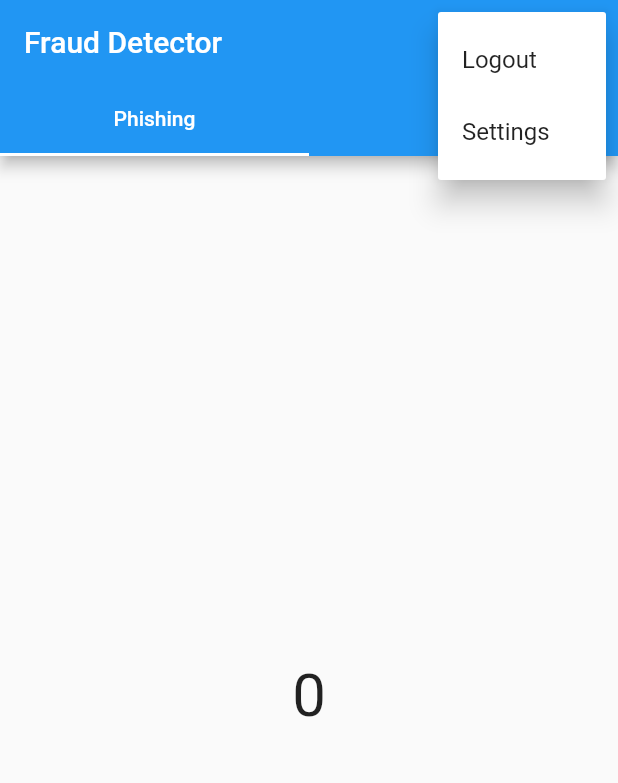
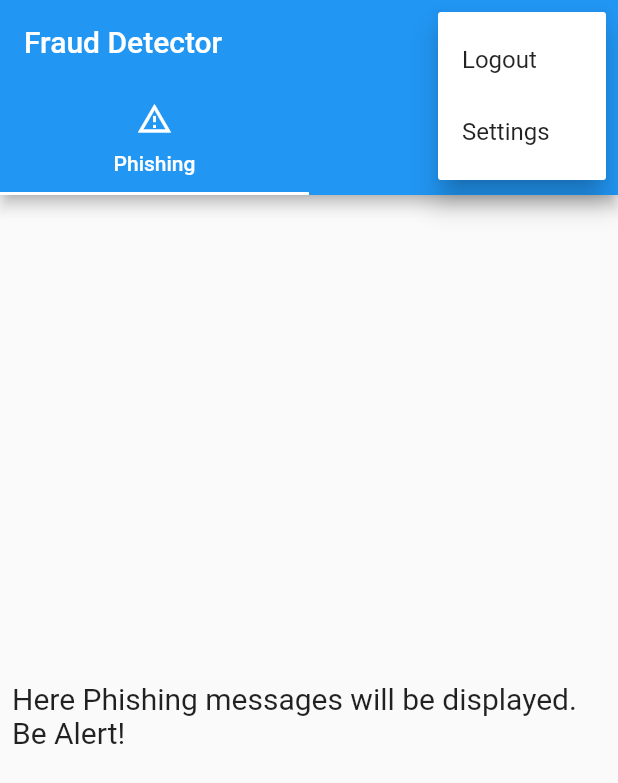
Before and after one commit to palak-11-bansal/fraud_detector, a Flutter app: the screen it shows once a user with an empty profile is signed in, after a tap on the "more vert" icon, on a phone screen of 412 x 824 dp. Shown: the top 783 px of the screen. Run offline on Flutter 3.47's test engine with Material 2 defaults, Android fonts, the phone set to English and light mode, and no system bars; our stand-ins replace cloud_firestore, firebase_auth, fluttertoast, google_sign_in, permission_handler, rxdart; accounts and stored records are empty.

Commit message:
bug fixing

```diff
--- a/lib/LoginScreen.dart
+++ b/lib/LoginScreen.dart
@@ -1,6 +1,6 @@
 import 'package:flutter/cupertino.dart';
 import 'package:flutter/material.dart';
-import 'package:permission_handler/permission_handler.dart';
+
 import 'auth.dart';
 import 'home_screen.dart';
 
@@ -94,27 +94,8 @@ class LoginScreen extends StatelessWidget{
                                     Text('OR',style: new TextStyle(fontSize: 20, color: Colors.black)),
                                     Padding(padding: const EdgeInsets.only(top: 20.0),),
                                     MaterialButton(
-                                      onPressed: () async{  authService.googleSignIn();
-                                      // final PermissionStatus permissionStatus = await _getPermission();
-                                      // if (permissionStatus == PermissionStatus.granted) {
-                                      //   Navigator.push(
-                                      //       context, MaterialPageRoute(builder: (context) => HomeScreen()));
-                                      // } else {
-                                      //   //If permissions have been denied show standard cupertino alert dialog
-                                      //   showDialog(
-                                      //       context: context,
-                                      //       builder: (BuildContext context) => CupertinoAlertDialog(
-                                      //         title: Text('Permissions error'),
-                                      //         content: Text('Please enable contacts access '
-                                      //             'permission in system settings'),
-                                      //         actions: <Widget>[
-                                      //           CupertinoDialogAction(
-                                      //             child: Text('OK'),
-                                      //             onPressed: () => Navigator.of(context).pop(),
-                                      //           )
-                                      //         ],
-                                      //       ));
-                                      // }
+                                      onPressed: () {  authService.googleSignIn();
+
                                       },
                                       color: Colors.white,
                                       elevation: 5.0,
@@ -139,17 +120,5 @@ class LoginScreen extends StatelessWidget{
           }
         });
   }
-//Check contacts permission
-//   Future<PermissionStatus> _getPermission() async {
-//     final PermissionStatus permission = await Permission.contacts.status;
-//     if (permission != PermissionStatus.granted &&
-//         permission != PermissionStatus.denied) {
-//       final Map<Permission, PermissionStatus> permissionStatus =
-//       await [Permission.contacts].request();
-//       return permissionStatus[Permission.contacts] ??
-//           PermissionStatus.undetermined;
-//     } else {
-//       return permission;
-//     }
-//   }
+
 }
--- a/lib/home_screen.dart
+++ b/lib/home_screen.dart
@@ -2,6 +2,7 @@
 
 import 'package:flutter/cupertino.dart';
 import 'package:flutter/material.dart';
+import 'package:fluttertoast/fluttertoast.dart';
 import 'auth.dart';
 import 'package:permission_handler/permission_handler.dart';
 
@@ -31,15 +32,23 @@ class _TabBarDemoState extends State<TabBarDemo>
   int _selectedIndex = 0;
 
   List<Widget> list = [
-    Tab(text: "Phishing"),
-    Tab(text: "Safe"),
+    Tab(text: "Phishing", icon:  new Icon(Icons.warning_amber_outlined)),
+    Tab(text: "Safe", icon:  new Icon(Icons.assignment_turned_in_outlined)),
   ];
 
   @override
   void initState() {
     // TODO: implement initState
     super.initState();
-
+    Fluttertoast.showToast(
+        msg: "You Have Successfully Logged In",
+        toastLength: Toast.LENGTH_SHORT,
+        gravity: ToastGravity.BOTTOM,
+        timeInSecForIosWeb: 1,
+        backgroundColor: Colors.white,
+        textColor: Colors.black,
+        fontSize: 16.0
+    );
     // Create TabController for getting the index of current tab
 
     _controller = TabController(length: list.length, vsync: this);
@@ -56,9 +65,11 @@ class _TabBarDemoState extends State<TabBarDemo>
   @override
   Widget build(BuildContext context) {
 
+
     return MaterialApp(
 
       home: Scaffold(
+
         appBar: AppBar(
           bottom: TabBar(
             onTap: (index) async {
@@ -74,7 +85,7 @@ class _TabBarDemoState extends State<TabBarDemo>
                     context: context,
                     builder: (BuildContext context) => CupertinoAlertDialog(
                       title: Text('Permissions error'),
-                      content: Text('Please enable contacts access '
+                      content: Text('Please enable sms access '
                           'permission in system settings'),
                       actions: <Widget>[
                         CupertinoDialogAction(
@@ -107,14 +118,18 @@ class _TabBarDemoState extends State<TabBarDemo>
           controller: _controller,
           children: [
             Center(
-                child: Text(
-                  _selectedIndex.toString(),
-                  style: TextStyle(fontSize: 40),
+                child: Padding(
+                  padding: const EdgeInsets.all(8.0),
+                  child: Text(
+                    'Here Phishing messages will be displayed. '
+                        'Be Alert!',
+                    style: TextStyle(fontSize: 20),
+                  ),
                 )),
             Center(
                 child: Text(
-                  _selectedIndex.toString(),
-                  style: TextStyle(fontSize: 40),
+                  'These Messages are safe',
+                  style: TextStyle(fontSize: 20),
                 )),
           ],
         ),
@@ -123,12 +138,12 @@ class _TabBarDemoState extends State<TabBarDemo>
   }
   //Check contacts permission
   Future<PermissionStatus> _getPermission() async {
-    final PermissionStatus permission = await Permission.contacts.status;
+    final PermissionStatus permission = await Permission.sms.status;
     if (permission != PermissionStatus.granted &&
         permission != PermissionStatus.denied) {
       final Map<Permission, PermissionStatus> permissionStatus =
-      await [Permission.contacts].request();
-      return permissionStatus[Permission.contacts] ??
+      await [Permission.sms].request();
+      return permissionStatus[Permission.sms] ??
           PermissionStatus.undetermined;
     } else {
       return permission;
--- a/pubspec.yaml
+++ b/pubspec.yaml
@@ -33,6 +33,7 @@ dependencies:
   flutter_contact: ^0.6.4
   permission_handler: ^5.0.1+1
   url_launcher: ^5.7.2
+  fluttertoast:
 
 
 
```
Also changed, not shown: lib/main.dart (+0 -87 lines), pubspec.lock, 1 other file.
